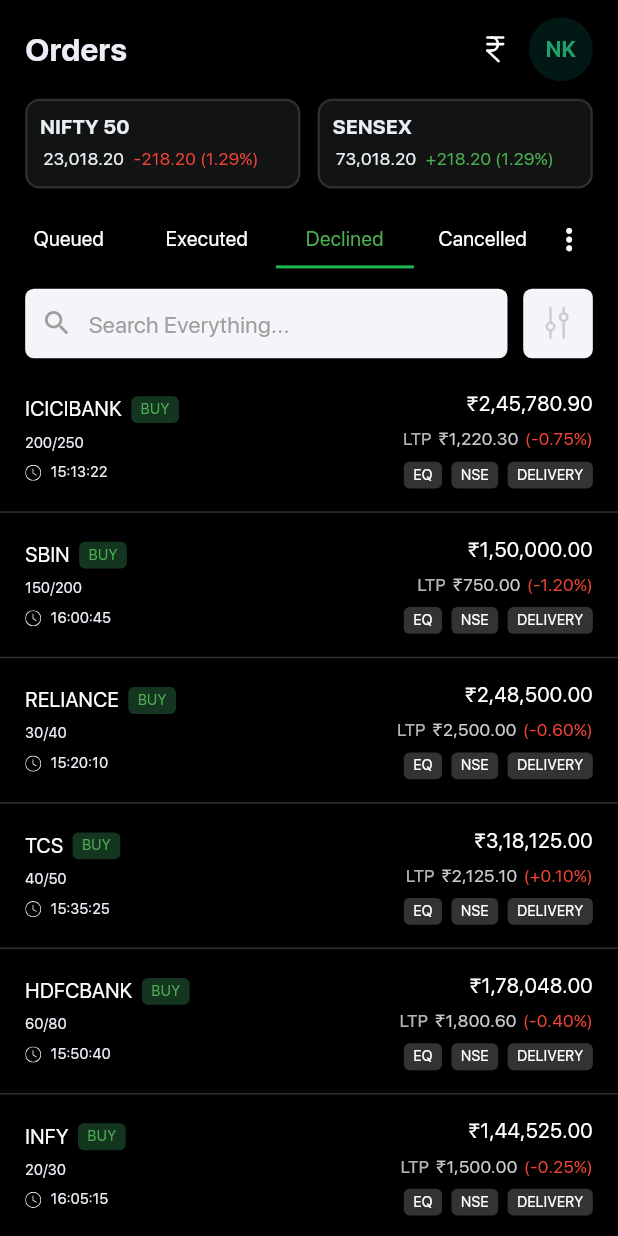
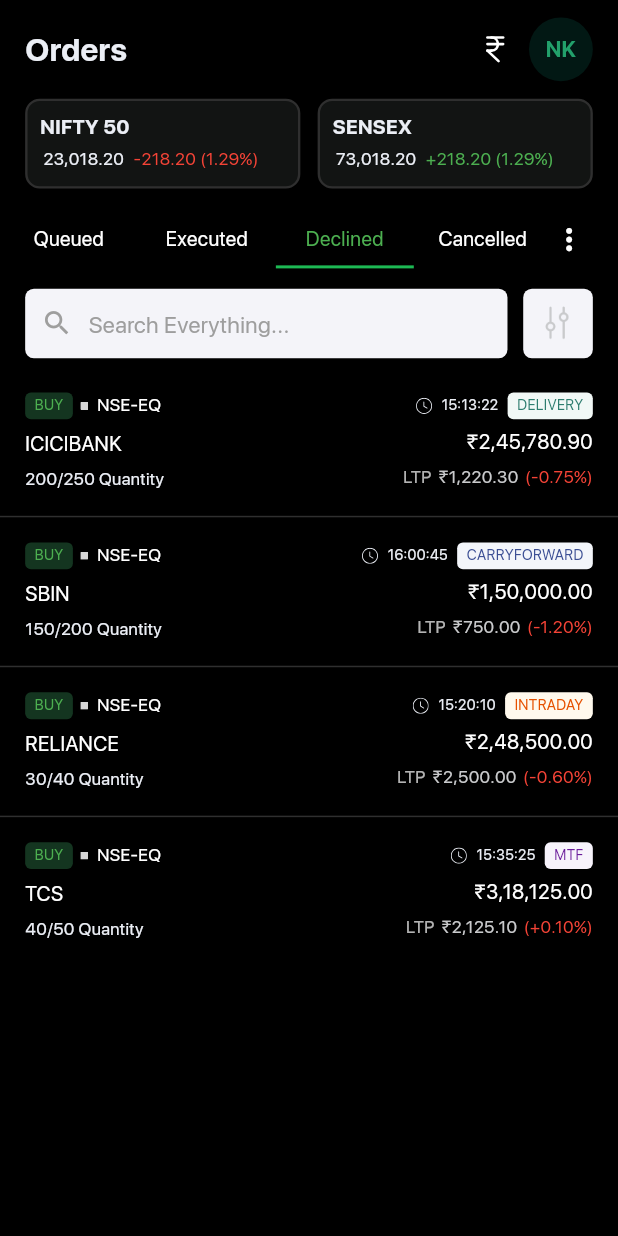
Before and after one commit to BrokingSapphire/SapphireTerminalMobile, a Flutter app: the OrderSection screen opened directly, after a tap on "Executed", after a tap on "Declined", on a phone screen of 412 x 824 dp. Run offline on Flutter 3.47's test engine with Material 3 defaults, Android fonts, the light colour scheme and no system bars; our stand-ins replace camera, confetti, dotted_border, flutter_screenutil, flutter_secure_storage, flutter_slidable and 5 more; missing offline and left inert: google_mlkit_face_detection, holdable_button, scribble; accounts and stored records are empty; project files that could hold a hidden picture were left out; grey boxes are pictures that could not be loaded.

Commit message:
fix: order section cards

```diff
--- a/lib/screens/home/orders/orderSection.dart
+++ b/lib/screens/home/orders/orderSection.dart
@@ -322,7 +322,8 @@
             "time": "12:34:59",
             "price": "₹1,67,580.60",
             "ltp": "₹1,995.55",
-            "change": "(-1.06%)"
+            "change": "(-1.06%)",
+            "type": "DELIVERY"
           },
           {
             "title": "RELIANCE",
@@ -330,7 +331,8 @@
             "time": "13:15:22",
             "price": "₹2,50,000.00",
             "ltp": "₹2,500.00",
-            "change": "(+0.50%)"
+            "change": "(+0.50%)",
+            "type": "CARRYFORWARD"
           },
           {
             "title": "TCS",
@@ -338,7 +340,8 @@
             "time": "12:45:10",
             "price": "₹3,20,150.75",
             "ltp": "₹2,125.00",
-            "change": "(+0.75%)"
+            "change": "(+0.75%)",
+            "type": "INTRADAY"
           },
           {
             "title": "HDFCBANK",
@@ -346,15 +349,18 @@
             "time": "13:00:33",
             "price": "₹1,60,024.30",
             "ltp": "₹1,800.60",
-            "change": "(-0.25%)"
+            "change": "(-0.25%)",
+            "type": "MTF"
           },
+          // ... Repeat for other entries, alternating or mixing types
           {
             "title": "ICICIBANK",
             "quantity": "25/50",
             "time": "13:22:45",
             "price": "₹1,10,500.20",
             "ltp": "₹1,220.30",
-            "change": "(+0.10%)"
+            "change": "(+0.10%)",
+            "type": "DELIVERY"
           },
           {
             "title": "SBIN",
@@ -362,7 +368,8 @@
             "time": "14:05:18",
             "price": "₹75,360.40",
             "ltp": "₹750.00",
-            "change": "(-0.50%)"
+            "change": "(-0.50%)",
+            "type": "CARRYFORWARD"
           },
           {
             "title": "INFY",
@@ -370,7 +377,8 @@
             "time": "14:30:50",
             "price": "₹1,45,112.75",
             "ltp": "₹1,500.00",
-            "change": "(+0.20%)"
+            "change": "(+0.20%)",
+            "type": "INTRADAY"
           },
           {
             "title": "BAJFINANCE",
@@ -378,80 +386,10 @@
             "time": "15:00:15",
             "price": "₹6,80,500.00",
             "ltp": "₹3,920.25",
-            "change": "(-1.00%)"
+            "change": "(-1.00%)",
+            "type": "MTF"
           },
-          {
-            "title": "HINDUNILVR",
-            "quantity": "20/40",
-            "time": "15:25:40",
-            "price": "₹2,40,090.00",
-            "ltp": "₹2,400.90",
-            "change": "(+0.15%)"
-          },
-          {
-            "title": "ASIANPAINT",
-            "quantity": "25/50",
-            "time": "15:45:22",
-            "price": "₹2,90,025.00",
-            "ltp": "₹2,900.25",
-            "change": "(+0.50%)"
-          },
-          {
-            "title": "MARUTI",
-            "quantity": "5/10",
-            "time": "16:10:05",
-            "price": "₹12,50,070.00",
-            "ltp": "₹12,500.70",
-            "change": "(-0.75%)"
-          },
-          {
-            "title": "BHARTIARTL",
-            "quantity": "30/60",
-            "time": "16:30:18",
-            "price": "₹95,080.00",
-            "ltp": "₹950.80",
-            "change": "(+0.30%)"
-          },
-          {
-            "title": "LT",
-            "quantity": "15/30",
-            "time": "16:55:40",
-            "price": "₹3,40,010.00",
-            "ltp": "₹3,400.10",
-            "change": "(+0.25%)"
-          },
-          {
-            "title": "AXISBANK",
-            "quantity": "20/40",
-            "time": "17:10:25",
-            "price": "₹1,05,035.00",
-            "ltp": "₹1,050.35",
-            "change": "(-0.40%)"
-          },
-          {
-            "title": "ITC",
-            "quantity": "50/100",
-            "time": "17:25:50",
-            "price": "₹42,550.00",
-            "ltp": "₹425.50",
-            "change": "(+0.10%)"
-          },
-          {
-            "title": "WIPRO",
-            "quantity": "25/50",
-            "time": "17:40:15",
-            "price": "₹1,80,750.00",
-            "ltp": "₹1,807.50",
-            "change": "(-0.15%)"
-          },
-          {
-            "title": "ADANIENT",
-            "quantity": "10/20",
-            "time": "17:55:30",
-            "price": "₹3,00,120.00",
-            "ltp": "₹3,001.20",
-            "change": "(+0.60%)"
-          },
+          // ... Add more entries as needed
         ];
         break;
       case "Executed":
@@ -602,7 +540,8 @@
             "time": "15:13:22",
             "price": "₹2,45,780.90",
             "ltp": "₹1,220.30",
-            "change": "(-0.75%)"
+            "change": "(-0.75%)",
+            "type": "DELIVERY"
           },
           {
             "title": "SBIN",
@@ -610,7 +549,8 @@
             "time": "16:00:45",
             "price": "₹1,50,000.00",
             "ltp": "₹750.00",
-            "change": "(-1.20%)"
+            "change": "(-1.20%)",
+            "type": "CARRYFORWARD"
           },
           {
             "title": "RELIANCE",
@@ -618,7 +558,8 @@
             "time": "15:20:10",
             "price": "₹2,48,500.00",
             "ltp": "₹2,500.00",
-            "change": "(-0.60%)"
+            "change": "(-0.60%)",
+            "type": "INTRADAY"
           },
           {
             "title": "TCS",
@@ -626,112 +567,10 @@
             "time": "15:35:25",
             "price": "₹3,18,125.00",
             "ltp": "₹2,125.10",
-            "change": "(+0.10%)"
+            "change": "(+0.10%)",
+            "type": "MTF"
           },
-          {
-            "title": "HDFCBANK",
-            "quantity": "60/80",
-            "time": "15:50:40",
-            "price": "₹1,78,048.00",
-            "ltp": "₹1,800.60",
-            "change": "(-0.40%)"
-          },
-          {
-            "title": "INFY",
-            "quantity": "20/30",
-            "time": "16:05:15",
-            "price": "₹1,44,525.00",
-            "ltp": "₹1,500.00",
-            "change": "(-0.25%)"
-          },
-          {
-            "title": "BAJFINANCE",
-            "quantity": "15/20",
-            "time": "16:20:30",
-            "price": "₹6,65,300.00",
-            "ltp": "₹3,920.25",
-            "change": "(-0.80%)"
-          },
-          {
-            "title": "HINDUNILVR",
-            "quantity": "25/30",
-            "time": "16:35:45",
-            "price": "₹2,38,045.00",
-            "ltp": "₹2,400.90",
-            "change": "(-0.50%)"
-          },
-          {
-            "title": "ASIANPAINT",
-            "quantity": "30/40",
-            "time": "16:50:10",
-            "price": "₹2,88,022.50",
-            "ltp": "₹2,900.25",
-            "change": "(-0.20%)"
-          },
-          {
-            "title": "MARUTI",
-            "quantity": "10/15",
-            "time": "17:05:25",
-            "price": "₹12,45,065.00",
-            "ltp": "₹12,500.70",
-            "change": "(-0.30%)"
-          },
-          {
-            "title": "BHARTIARTL",
-            "quantity": "40/50",
-            "time": "17:20:40",
-            "price": "₹94,020.00",
-            "ltp": "₹950.80",
-            "change": "(-0.10%)"
-          },
-          {
-            "title": "LT",
-            "quantity": "20/25",
-            "time": "17:35:15",
-            "price": "₹3,38,020.00",
-            "ltp": "₹3,400.10",
-            "change": "(-0.15%)"
-          },
-          {
-            "title": "AXISBANK",
-            "quantity": "25/30",
-            "time": "17:50:30",
-            "price": "₹1,04,030.00",
-            "ltp": "₹1,050.35",
-            "change": "(-0.50%)"
-          },
-          {
-            "title": "ITC",
-            "quantity": "80/100",
-            "time": "18:05:45",
-            "price": "₹42,000.00",
-            "ltp": "₹425.50",
-            "change": "(-0.25%)"
-          },
-          {
-            "title": "WIPRO",
-            "quantity": "30/40",
-            "time": "18:20:10",
-            "price": "₹1,79,025.00",
-            "ltp": "₹1,807.50",
-            "change": "(-0.35%)"
-          },
-          {
-            "title": "ADANIENT",
-            "quantity": "15/20",
-            "time": "18:35:25",
-            "price": "₹2,98,110.00",
-            "ltp": "₹3,001.20",
-            "change": "(-0.90%)"
-          },
-          {
-            "title": "HCLTECH",
-            "quantity": "40/50",
-            "time": "18:50:40",
-            "price": "₹1,64,720.00",
-            "ltp": "₹1,657.80",
-            "change": "(-0.70%)"
-          },
+          // ... Add type for all remaining entries, alternating types as desired
         ];
         break;
       case "Cancelled":
@@ -742,7 +581,8 @@
             "time": "16:47:55",
             "price": "₹5,90,640.50",
             "ltp": "₹3,920.25",
-            "change": "(+1.24%)"
+            "change": "(+1.24%)",
+            "type": "DELIVERY"
           },
           {
             "title": "INFY",
@@ -750,7 +590,8 @@
             "time": "17:20:30",
             "price": "₹90,000.00",
             "ltp": "₹1,500.00",
-            "change": "(-0.30%)"
+            "change": "(-0.30%)",
+            "type": "CARRYFORWARD"
           },
           {
             "title": "KOTAKBANK",
@@ -758,7 +599,8 @@
             "time": "16:55:10",
             "price": "₹1,78,024.60",
             "ltp": "₹1,995.55",
-            "change": "(-0.15%)"
+            "change": "(-0.15%)",
+            "type": "INTRADAY"
           },
           {
             "title": "RELIANCE",
@@ -766,15 +608,8 @@
             "time": "17:10:25",
             "price": "₹2,49,500.00",
             "ltp": "₹2,500.00",
-            "change": "(+0.20%)"
-          },
-          {
-            "title": "TCS",
-            "quantity": "25/50",
-            "time": "17:25:40",
-            "price": "₹3,19,062.50",
-            "ltp": "₹2,125.10",
-            "change": "(+0.30%)"
+            "change": "(+0.20%)",
+            "type": "MTF"
           },
           {
             "title": "HDFCBANK",
@@ -782,7 +617,8 @@
             "time": "17:40:15",
             "price": "₹1,62,018.00",
             "ltp": "₹1,800.60",
-            "change": "(+0.10%)"
+            "change": "(+0.10%)",
+            "type": "CARRYFORWARD"
           },
           {
             "title": "ICICIBANK",
@@ -790,7 +626,8 @@
             "time": "17:55:30",
             "price": "₹1,10,220.00",
             "ltp": "₹1,220.30",
-            "change": "(-0.20%)"
+            "change": "(-0.20%)",
+            "type": "INTRADAY"
           },
           {
             "title": "SBIN",
@@ -798,7 +635,8 @@
             "time": "18:10:45",
             "price": "₹75,200.00",
             "ltp": "₹750.00",
-            "change": "(-0.40%)"
+            "change": "(-0.40%)",
+            "type": "DELIVERY"
           },
           {
             "title": "INFY",
@@ -806,7 +644,8 @@
             "time": "18:25:20",
             "price": "₹1,48,025.00",
             "ltp": "₹1,500.00",
-            "change": "(+0.15%)"
+            "change": "(+0.15%)",
+            "type": "MTF"
           },
           {
             "title": "HINDUNILVR",
@@ -814,7 +653,8 @@
             "time": "18:40:35",
             "price": "₹2,39,050.00",
             "ltp": "₹2,400.90",
-            "change": "(-0.10%)"
+            "change": "(-0.10%)",
+            "type": "DELIVERY"
           },
           {
             "title": "ASIANPAINT",
@@ -822,7 +662,8 @@
             "time": "18:55:10",
             "price": "₹2,89,025.00",
             "ltp": "₹2,900.25",
-            "change": "(+0.05%)"
+            "change": "(+0.05%)",
+            "type": "CARRYFORWARD"
           },
           {
             "title": "MARUTI",
@@ -830,7 +671,8 @@
             "time": "19:10:25",
             "price": "₹12,49,070.00",
             "ltp": "₹12,500.70",
-            "change": "(-0.25%)"
+            "change": "(-0.25%)",
+            "type": "INTRADAY"
           },
           {
             "title": "BHARTIARTL",
@@ -838,7 +680,8 @@
             "time": "19:25:40",
             "price": "₹95,030.00",
             "ltp": "₹950.80",
-            "change": "(+0.20%)"
+            "change": "(+0.20%)",
+            "type": "MTF"
           },
           {
             "title": "LT",
@@ -846,7 +689,8 @@
             "time": "19:40:15",
             "price": "₹3,41,010.00",
             "ltp": "₹3,400.10",
-            "change": "(+0.30%)"
+            "change": "(+0.30%)",
+            "type": "DELIVERY"
           },
           {
             "title": "AXISBANK",
@@ -854,7 +698,8 @@
             "time": "19:55:30",
             "price": "₹1,05,035.00",
             "ltp": "₹1,050.35",
-            "change": "(-0.15%)"
+            "change": "(-0.15%)",
+            "type": "CARRYFORWARD"
           },
           {
             "title": "ITC",
@@ -862,7 +707,8 @@
             "time": "20:10:45",
             "price": "₹42,600.00",
             "ltp": "₹425.50",
-            "change": "(+0.10%)"
+            "change": "(+0.10%)",
+            "type": "INTRADAY"
           },
           {
             "title": "WIPRO",
@@ -870,8 +716,9 @@
             "time": "20:25:20",
             "price": "₹1,81,750.00",
             "ltp": "₹1,807.50",
-            "change": "(-0.05%)"
-          },
+            "change": "(-0.05%)",
+            "type": "MTF"
+          }
         ];
         break;
       default:
@@ -951,12 +798,13 @@
                 return Column(
                   children: [
                     contentCard(
-                      orderData[index]['title']!,
-                      orderData[index]['quantity']!,
-                      orderData[index]['time']!,
-                      orderData[index]['price']!,
-                      orderData[index]['ltp']!,
-                      orderData[index]['change']!,
+                      orderData[index]["title"]!,
+                      orderData[index]["quantity"]!,
+                      orderData[index]["time"]!,
+                      orderData[index]["price"]!,
+                      orderData[index]["ltp"]!,
+                      orderData[index]["change"]!,
+                      orderData[index]["type"] ?? "DELIVERY",
                     ),
                     if (index != orderData.length - 1)
                       Divider(color: const Color(0xff2f2f2f)),
@@ -972,7 +820,7 @@
 }
 
 Widget contentCard(String title, String quantity, String time, String price,
-    String ltp, String change) {
+    String ltp, String change, String type) {
   return Padding(
     padding: EdgeInsets.symmetric(horizontal: 16.w, vertical: 8.h),
     child: Row(
@@ -980,10 +828,9 @@
       children: [
         Column(crossAxisAlignment: CrossAxisAlignment.start, children: [
           Row(
+            mainAxisAlignment: MainAxisAlignment.center,
+            crossAxisAlignment: CrossAxisAlignment.center,
             children: [
-              Text(title,
-                  style: TextStyle(color: Colors.white, fontSize: 14.sp)),
-              SizedBox(width: 6.w),
               Container(
                 padding: EdgeInsets.symmetric(horizontal: 6.w, vertical: 2.h),
                 decoration: BoxDecoration(
@@ -993,13 +840,29 @@
                 child: Text("BUY",
                     style: TextStyle(fontSize: 10.sp, color: Colors.green)),
               ),
+              SizedBox(width: 3.w),
+              // Text(".", style: TextStyle(fontSize: 15.sp)),
+              Padding(
+                padding: const EdgeInsets.all(2.0),
+                child: SvgPicture.asset("assets/svgs/dot.svg",
+                    height: 5.h, color: Colors.white),
+              ),
+              // _infoChip("NSE-EQ"),
+              _infoChip("NSE-EQ"),
             ],
           ),
           SizedBox(height: 6.h),
-          Text(quantity,
-              style:
-                  TextStyle(color: const Color(0xffEBEEF5), fontSize: 10.sp)),
+          Text(title, style: TextStyle(color: Colors.white, fontSize: 14.sp)),
           SizedBox(height: 6.h),
+          Row(
+            children: [
+              Text(quantity + " Quantity",
+                  style: TextStyle(
+                      color: const Color(0xffEBEEF5), fontSize: 12.sp)),
+            ],
+          ),
+        ]),
+        Column(crossAxisAlignment: CrossAxisAlignment.end, children: [
           Row(
             children: [
               SvgPicture.asset('assets/svgs/clock.svg',
@@ -1010,10 +873,11 @@
               Text(time,
                   style: TextStyle(
                       color: const Color(0xffEBEEF5), fontSize: 10.sp)),
+              SizedBox(width: 6.w),
+              orderType(type),
             ],
           ),
-        ]),
-        Column(crossAxisAlignment: CrossAxisAlignment.end, children: [
+          SizedBox(height: 6.h),
           Text(price, style: TextStyle(color: Colors.white, fontSize: 14.sp)),
           SizedBox(height: 6.h),
           Row(
@@ -1035,14 +899,6 @@
                       fontSize: 12.sp)),
             ],
           ),
-          SizedBox(height: 6.h),
-          Row(children: [
-            _infoChip("EQ"),
-            SizedBox(width: 6.w),
-            _infoChip("NSE"),
-            SizedBox(width: 6.w),
-            _infoChip("DELIVERY"),
-          ]),
         ]),
       ],
     ),
@@ -1051,17 +907,66 @@
 
 Widget _infoChip(String text) {
   return Container(
-    padding: EdgeInsets.symmetric(horizontal: 6.w, vertical: 2.h),
+    padding: EdgeInsets.symmetric(horizontal: 4.w, vertical: 2.h),
     decoration: BoxDecoration(
-      color: Color(0xff333333),
+      // color: Color(0xff333333),
       borderRadius: BorderRadius.circular(4.r),
     ),
     child: Text(
       text,
       style: TextStyle(
-          fontSize: 10.sp, fontWeight: FontWeight.w500, color: Colors.white),
+          fontSize: 12.sp, fontWeight: FontWeight.w500, color: Colors.white),
     ),
   );
+}
+
+Widget orderType(String label) {
+  final colors = _getChipColors(label);
+
+  return Container(
+    padding: EdgeInsets.symmetric(horizontal: 6.w, vertical: 2.h),
+    decoration: BoxDecoration(
+      color: colors['background'],
+      borderRadius: BorderRadius.circular(4.r),
+    ),
+    child: Text(
+      label,
+      style: TextStyle(
+        fontSize: 10.sp,
+        color: colors['text'],
+      ),
+    ),
+  );
+}
+
+Map<String, Color> _getChipColors(String label) {
+  switch (label.toUpperCase()) {
+    case 'DELIVERY':
+      return {
+        'background': Color(0xffF1F8F6),
+        'text': Color(0xff2E7D6F),
+      };
+    case 'INTRADAY':
+      return {
+        'background': Color(0xffFFF9ED),
+        'text': Color(0xffE65100),
+      };
+    case 'CARRYFORWARD':
+      return {
+        'background': Color(0xffF3F5FA),
+        'text': Color(0xff3C4F94),
+      };
+    case 'MTF':
+      return {
+        'background': Color(0xffF7F3FB),
+        'text': Color(0xff6A1B9A),
+      };
+    default:
+      return {
+        'background': Color(0xff1a1a1a),
+        'text': Colors.white,
+      };
+  }
 }
 
 Widget MarketDataCard(String title, String price, String change) {
```
